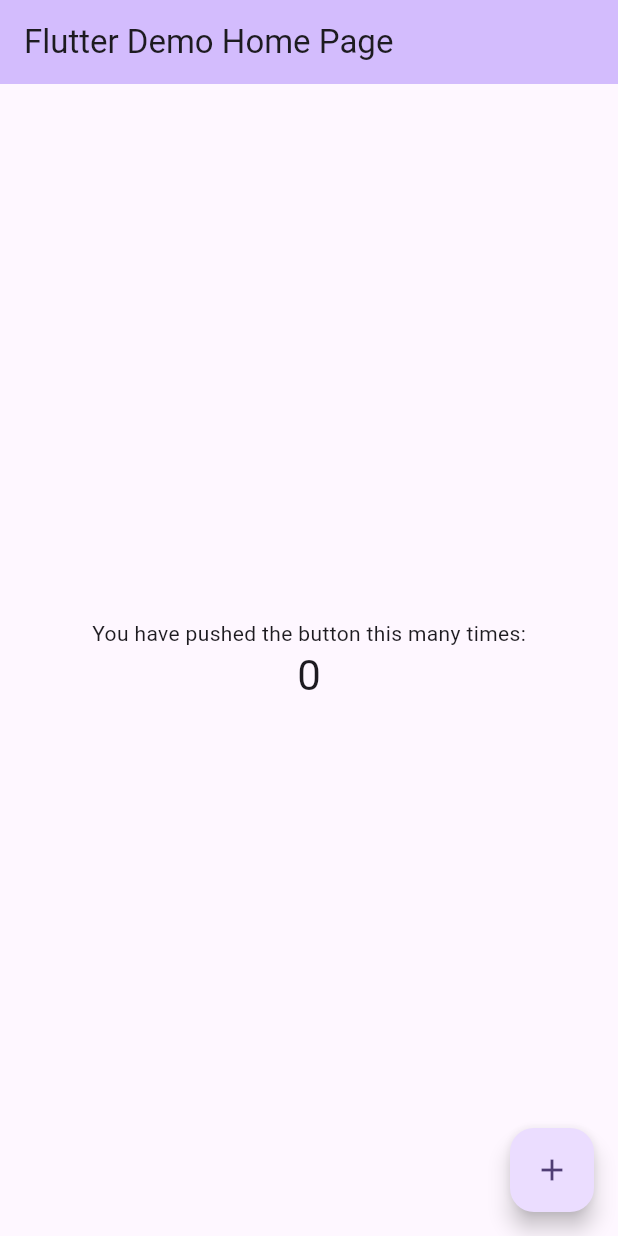
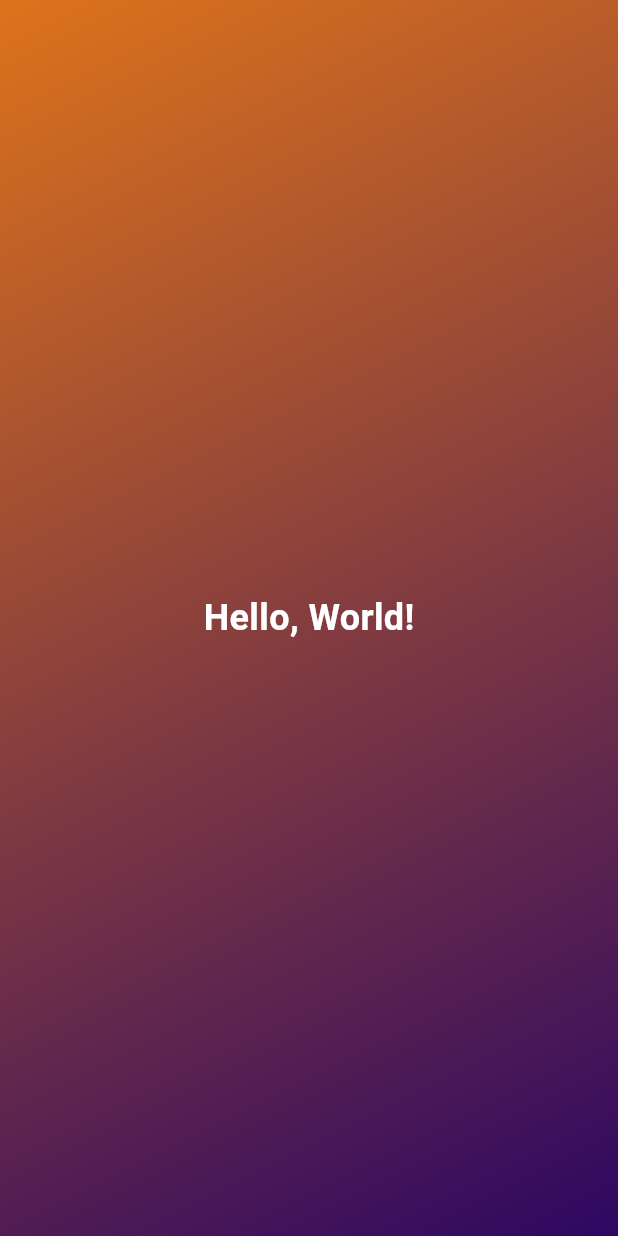
Before and after one commit to Benjamincntt/first_app_flutter, a Flutter app: the screen it shows after launch, on a phone screen of 412 x 824 dp. Run offline on Flutter 3.47's test engine with Material 3 defaults, Android fonts, the phone set to English and light mode, and no system bars.

Commit message:
learn about widget custom

```diff
--- /dev/null
+++ b/lib/gradient_container.dart
@@ -0,0 +1,28 @@
+import 'package:flutter/material.dart';
+import 'package:first_app_flutter/styled_text.dart';
+
+var startAlignment = Alignment.topLeft;
+var endAlignment = Alignment.bottomRight;
+
+class GradientContainer extends StatelessWidget {
+  const GradientContainer({super.key});
+
+  @override
+  Widget build(context) {
+    return Container(
+      decoration: BoxDecoration(
+        gradient: LinearGradient(
+          colors: const [
+            Color.fromARGB(255, 221, 115, 27),
+            Color.fromARGB(255, 45, 7, 98),
+          ],
+          begin: startAlignment,
+          end: endAlignment,
+        ),
+      ),
+      child: const Center(
+        child: StyledText(),
+      ),
+    );
+  }
+}
--- a/lib/main.dart
+++ b/lib/main.dart
@@ -1,125 +1,12 @@
+import 'package:first_app_flutter/gradient_container.dart';
 import 'package:flutter/material.dart';
 
 void main() {
-  runApp(const MyApp());
+  runApp(
+    const MaterialApp(
+      home: Scaffold(
+        body: GradientContainer(),
+      ),
+    ),
+  );
 }
-
-class MyApp extends StatelessWidget {
-  const MyApp({super.key});
-
-  // This widget is the root of your application.
-  @override
-  Widget build(BuildContext context) {
-    return MaterialApp(
-      title: 'Flutter Demo',
-      theme: ThemeData(
-        // This is the theme of your application.
-        //
-        // TRY THIS: Try running your application with "flutter run". You'll see
-        // the application has a purple toolbar. Then, without quitting the app,
-        // try changing the seedColor in the colorScheme below to Colors.green
-        // and then invoke "hot reload" (save your changes or press the "hot
-        // reload" button in a Flutter-supported IDE, or press "r" if you used
-        // the command line to start the app).
-        //
-        // Notice that the counter didn't reset back to zero; the application
-        // state is not lost during the reload. To reset the state, use hot
-        // restart instead.
-        //
-        // This works for code too, not just values: Most code changes can be
-        // tested with just a hot reload.
-        colorScheme: ColorScheme.fromSeed(seedColor: Colors.deepPurple),
-        useMaterial3: true,
-      ),
-      home: const MyHomePage(title: 'Flutter Demo Home Page'),
-    );
-  }
-}
-
-class MyHomePage extends StatefulWidget {
-  const MyHomePage({super.key, required this.title});
-
-  // This widget is the home page of your application. It is stateful, meaning
-  // that it has a State object (defined below) that contains fields that affect
-  // how it looks.
-
-  // This class is the configuration for the state. It holds the values (in this
-  // case the title) provided by the parent (in this case the App widget) and
-  // used by the build method of the State. Fields in a Widget subclass are
-  // always marked "final".
-
-  final String title;
-
-  @override
-  State<MyHomePage> createState() => _MyHomePageState();
-}
-
-class _MyHomePageState extends State<MyHomePage> {
-  int _counter = 0;
-
-  void _incrementCounter() {
-    setState(() {
-      // This call to setState tells the Flutter framework that something has
-      // changed in this State, which causes it to rerun the build method below
-      // so that the display can reflect the updated values. If we changed
-      // _counter without calling setState(), then the build method would not be
-      // called again, and so nothing would appear to happen.
-      _counter++;
-    });
-  }
-
-  @override
-  Widget build(BuildContext context) {
-    // This method is rerun every time setState is called, for instance as done
-    // by the _incrementCounter method above.
-    //
-    // The Flutter framework has been optimized to make rerunning build methods
-    // fast, so that you can just rebuild anything that needs updating rather
-    // than having to individually change instances of widgets.
-    return Scaffold(
-      appBar: AppBar(
-        // TRY THIS: Try changing the color here to a specific color (to
-        // Colors.amber, perhaps?) and trigger a hot reload to see the AppBar
-        // change color while the other colors stay the same.
-        backgroundColor: Theme.of(context).colorScheme.inversePrimary,
-        // Here we take the value from the MyHomePage object that was created by
-        // the App.build method, and use it to set our appbar title.
-        title: Text(widget.title),
-      ),
-      body: Center(
-        // Center is a layout widget. It takes a single child and positions it
-        // in the middle of the parent.
-        child: Column(
-          // Column is also a layout widget. It takes a list of children and
-          // arranges them vertically. By default, it sizes itself to fit its
-          // children horizontally, and tries to be as tall as its parent.
-          //
-          // Column has various properties to control how it sizes itself and
-          // how it positions its children. Here we use mainAxisAlignment to
-          // center the children vertically; the main axis here is the vertical
-          // axis because Columns are vertical (the cross axis would be
-          // horizontal).
-          //
-          // TRY THIS: Invoke "debug painting" (choose the "Toggle Debug Paint"
-          // action in the IDE, or press "p" in the console), to see the
-          // wireframe for each widget.
-          mainAxisAlignment: MainAxisAlignment.center,
-          children: <Widget>[
-            const Text(
-              'You have pushed the button this many times:',
-            ),
-            Text(
-              '$_counter',
-              style: Theme.of(context).textTheme.headlineMedium,
-            ),
-          ],
-        ),
-      ),
-      floatingActionButton: FloatingActionButton(
-        onPressed: _incrementCounter,
-        tooltip: 'Increment',
-        child: const Icon(Icons.add),
-      ), // This trailing comma makes auto-formatting nicer for build methods.
-    );
-  }
-}
--- /dev/null
+++ b/lib/styled_text.dart
@@ -0,0 +1,17 @@
+import 'package:flutter/material.dart';
+
+class StyledText extends StatelessWidget {
+  const StyledText({super.key});
+
+  @override
+  Widget build(context) {
+    return const Text(
+      'Hello, World!',
+      style: TextStyle(
+        color: Colors.white,
+        fontSize: 24,
+        fontWeight: FontWeight.bold,
+      ),
+    );
+  }
+}
```
